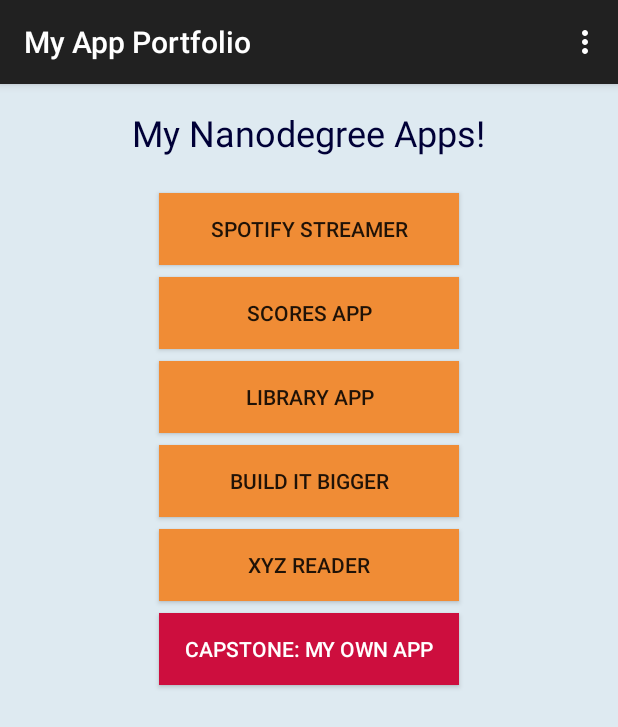
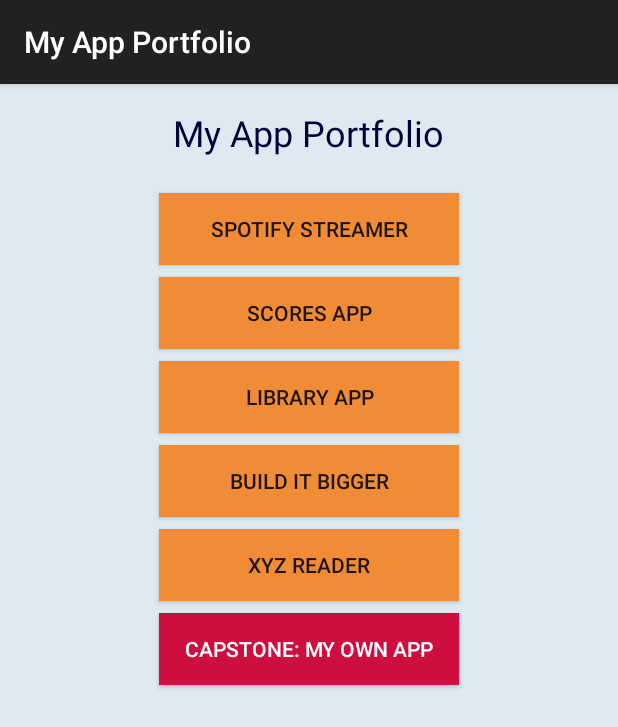
Before and after one commit to willwallis/ProjectZero, an Android app: the screen it shows after launch (MainActivity), on a phone screen of 412 x 824 dp. Shown: the top 727 px of the screen. Run offline under Robolectric (Android 15) with nearby library versions, the phone set to English and light mode, and no system bars.

Commit message:
// Added styles and strings. Commented out menu code. Per feedback.

```diff
--- a/app/src/main/java/com/knewto/www/projectzero/MainActivity.java
+++ b/app/src/main/java/com/knewto/www/projectzero/MainActivity.java
@@ -19,12 +19,14 @@ public class MainActivity extends ActionBarActivity {
         setContentView(R.layout.activity_main);
     }
 
+/** Removed menu option as not required at this point. Left in comment in case I want later.
     @Override
     public boolean onCreateOptionsMenu(Menu menu) {
         // Inflate the menu; this adds items to the action bar if it is present.
         getMenuInflater().inflate(R.menu.menu_main, menu);
         return true;
     }
+ */
 
     @Override
     public boolean onOptionsItemSelected(MenuItem item) {
--- a/app/src/main/res/layout/activity_main.xml
+++ b/app/src/main/res/layout/activity_main.xml
@@ -1,8 +1,8 @@
 <ScrollView xmlns:android="http://schemas.android.com/apk/res/android"
     xmlns:tools="http://schemas.android.com/tools"
-    android:background="#DEEAF1"
     android:layout_width="fill_parent"
-    android:layout_height="fill_parent">
+    android:layout_height="fill_parent"
+    android:background="#DEEAF1">
 
     <LinearLayout
         android:layout_width="match_parent"
@@ -15,69 +15,51 @@
             android:layout_width="wrap_content"
             android:layout_height="wrap_content"
             android:layout_margin="16dp"
+            android:text="@string/app_title"
             android:textColor="#000037"
-            android:text="My Nanodegree Apps!"
             android:textSize="24sp" />
 
         <Button
             android:id="@+id/SpotifyStreamer"
-            android:layout_width="200dp"
-            android:layout_height="wrap_content"
-            android:layout_marginTop="8dp"
+            style="@style/AppButton"
             android:background="@drawable/button_orange"
             android:onClick="launchApp"
-            android:text="Spotify Streamer"
-            android:textAllCaps="true" />
+            android:text="@string/selection1" />
 
         <Button
             android:id="@+id/ScoresApp"
-            android:layout_width="200dp"
-            android:layout_height="wrap_content"
-            android:layout_marginTop="8dp"
+            style="@style/AppButton"
             android:background="@drawable/button_orange"
             android:onClick="launchApp"
-            android:text="Scores App"
-            android:textAllCaps="true" />
+            android:text="@string/selection2" />
 
         <Button
             android:id="@+id/LibraryApp"
-            android:layout_width="200dp"
-            android:layout_height="wrap_content"
-            android:layout_marginTop="8dp"
+            style="@style/AppButton"
             android:background="@drawable/button_orange"
             android:onClick="launchApp"
-            android:text="Library App"
-            android:textAllCaps="true" />
+            android:text="@string/selection3" />
 
         <Button
             android:id="@+id/BuildItBigger"
-            android:layout_width="200dp"
-            android:layout_height="wrap_content"
-            android:layout_marginTop="8dp"
+            style="@style/AppButton"
             android:background="@drawable/button_orange"
             android:onClick="launchApp"
-            android:text="Build IT Bigger"
-            android:textAllCaps="true" />
+            android:text="@string/selection4" />
 
         <Button
             android:id="@+id/XyzReader"
-            android:layout_width="200dp"
-            android:layout_height="wrap_content"
-            android:layout_marginTop="8dp"
+            style="@style/AppButton"
             android:background="@drawable/button_orange"
             android:onClick="launchApp"
-            android:text="XYZ Reader"
-            android:textAllCaps="true" />
+            android:text="@string/selection5" />
 
         <Button
             android:id="@+id/Capstone"
-            android:layout_width="200dp"
-            android:layout_height="wrap_content"
-            android:layout_marginTop="8dp"
+            style="@style/AppButton"
             android:background="@drawable/button_red"
             android:onClick="launchApp"
-            android:text="Capstone: My Own App"
-            android:textAllCaps="true"
+            android:text="@string/selection6"
             android:textColor="#ffffff" />
 
         <TextView
--- a/app/src/main/res/values/strings.xml
+++ b/app/src/main/res/values/strings.xml
@@ -1,6 +1,14 @@
 <resources>
     <string name="app_name">My App Portfolio</string>
+    <string name="app_title">My App Portfolio</string>
+    <string name="action_settings">Settings</string>
 
-    <string name="hello_world">Hello world!</string>
-    <string name="action_settings">Settings</string>
+    <!-- Button names -->
+    <string name="selection1">Spotify Streamer</string>
+    <string name="selection2">Scores App</string>
+    <string name="selection3">Library App</string>
+    <string name="selection4">Build It Bigger</string>
+    <string name="selection5">XYZ Reader</string>
+    <string name="selection6">Capstone: My Own App</string>
+
 </resources>
--- a/app/src/main/res/values/styles.xml
+++ b/app/src/main/res/values/styles.xml
@@ -5,4 +5,11 @@
         <!-- Customize your theme here. -->
     </style>
 
+    <style name="AppButton">
+        <item name="android:layout_width">200dp</item>
+        <item name="android:layout_height">wrap_content</item>
+        <item name="android:layout_marginTop">8dp</item>
+        <item name="android:textAllCaps">true</item>
+    </style>
+
 </resources>
```
